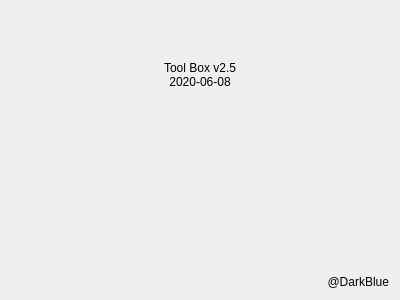
Old version of the form ToolBox/about/about.ui in the repository ZhangYuyinGItHub/ToolBox.
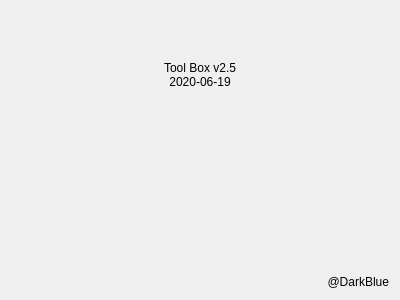
New version of the form. Icons and pictures are not drawn.

```diff
--- a/ToolBox/about/about.ui
+++ b/ToolBox/about/about.ui
@@ -23,7 +23,7 @@
       <widget class="QLabel" name="label_2">
        <property name="text">
         <string>Tool Box v2.5
-2020-06-08</string>
+2020-06-19</string>
        </property>
        <property name="alignment">
         <set>Qt::AlignBottom|Qt::AlignHCenter</set>
```
